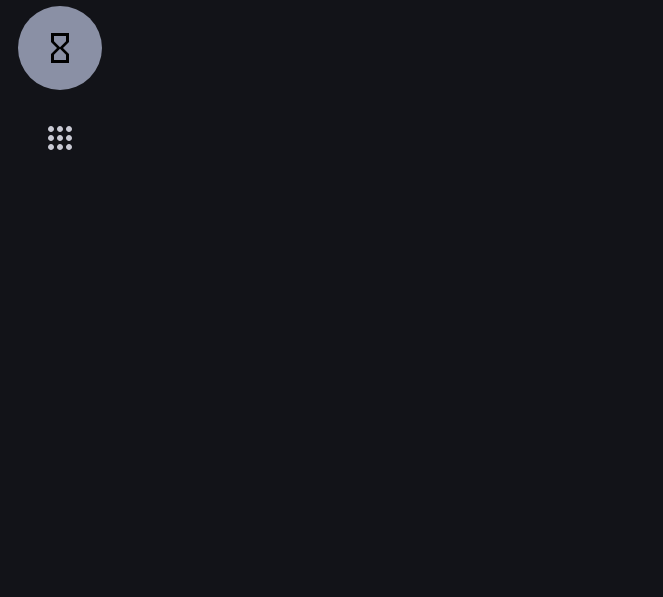
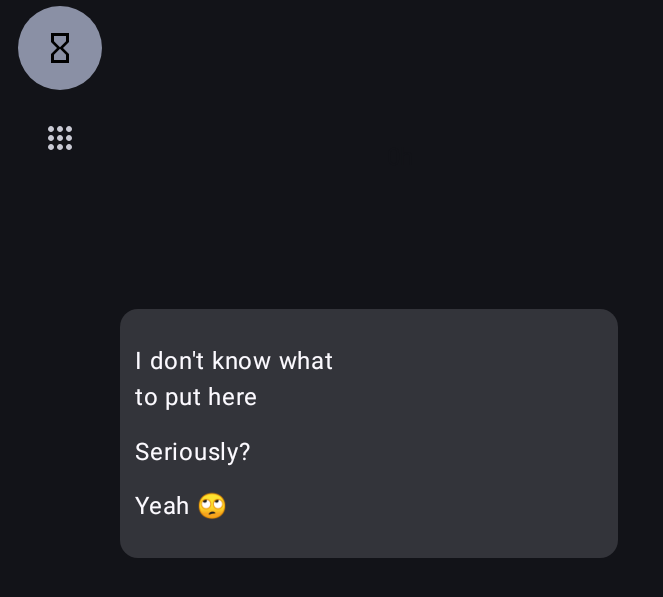
Before and after one commit to Sajeg/TimeTracker, an Android app built with Jetpack Compose: the ViewData screen opened through its navigation route, on a phone screen of 824 x 412 dp (held sideways). Shown: the top 597 px of the screen, without its empty margins (0-663 px from the left). Run offline under Robolectric (Android 15) with nearby library versions, the phone set to English and light mode, and no system bars; our stand-ins replace Room's generated code; libraries missing offline, so code that uses them is left out: com.bumptech.glide.

Commit message:
Added a pie chart

```diff
--- a/app/src/main/java/com/sajeg/timetracker/classes/PlottingData.kt
+++ b/app/src/main/java/com/sajeg/timetracker/classes/PlottingData.kt
@@ -6,6 +6,6 @@ data class PlottingData(
 )
 
 data class PieChartPlottingData(
-    val packageName: String,
-    val amount: Int
+    val displayName: String,
+    val amount: Long
 )
--- /dev/null
+++ b/app/src/main/java/com/sajeg/timetracker/composables/PieChart.kt
@@ -0,0 +1,110 @@
+package com.sajeg.timetracker.composables
+
+import androidx.compose.foundation.Canvas
+import androidx.compose.foundation.layout.Box
+import androidx.compose.foundation.layout.fillMaxSize
+import androidx.compose.foundation.layout.padding
+import androidx.compose.material3.MaterialTheme
+import androidx.compose.runtime.Composable
+import androidx.compose.ui.Modifier
+import androidx.compose.ui.geometry.Offset
+import androidx.compose.ui.geometry.Size
+import androidx.compose.ui.graphics.Color
+import androidx.compose.ui.text.TextStyle
+import androidx.compose.ui.text.drawText
+import androidx.compose.ui.text.rememberTextMeasurer
+import androidx.compose.ui.text.style.TextAlign
+import androidx.compose.ui.unit.dp
+import androidx.compose.ui.unit.sp
+import com.sajeg.timetracker.classes.PieChartPlottingData
+import kotlin.math.cos
+import kotlin.math.sin
+
+@Composable
+fun PieChart(modifier: Modifier, vararg data: PieChartPlottingData) {
+    Box(
+        modifier = modifier.padding(20.dp)
+    ) {
+        val textMeasurer = rememberTextMeasurer()
+        val textColor = MaterialTheme.colorScheme.background
+        Canvas(modifier = Modifier.fillMaxSize()) {
+            val colors = listOf<Color>(
+                Color(0xFFA09ABC),
+                Color(0xFFB6A6CA),
+                Color(0xFFD5CFE1),
+                Color(0xFFE1DEE9),
+                Color(0xFFD4BEBE)
+            )
+            val dataList = data.toList().sortedByDescending { it.amount }
+            var totalAmount = data.sumOf { it.amount }
+            var i = 0
+            var startAngle = -90f
+            var chartClosed = false
+
+            for (usage in dataList) {
+                var sweepAngle = usage.amount / totalAmount.toFloat()
+                sweepAngle = sweepAngle * 360f
+
+                val radius = 600f / 2f
+                val middleAngle = (startAngle + sweepAngle / 2) * (Math.PI / 180f)
+                val x = center.x + (radius * 0.8f * cos(middleAngle)).toFloat()
+                val y = center.y + (radius * 0.8f * sin(middleAngle)).toFloat()
+                if (i < 4 && sweepAngle > 20) {
+                    val textSize = textMeasurer.measure(usage.displayName).size
+                    drawArc(
+                        color = colors[i],
+                        startAngle = startAngle,
+                        sweepAngle = sweepAngle,
+                        useCenter = true,
+                        topLeft = Offset(center.x - (size.height / 2), 0f),
+                        size = Size(size.height, size.height)
+                    )
+                    drawText(
+                        textMeasurer = textMeasurer,
+                        text = usage.displayName,
+                        topLeft = Offset(x - (textSize.width / 2), y - (textSize.height / 2)),
+                        style = TextStyle(
+                            color = textColor,
+                            fontSize = 16.sp,
+                            textAlign = TextAlign.Center
+                        )
+                    )
+                } else if ((i == 4 || sweepAngle < 21) && chartClosed == false) {
+                    val textSize = textMeasurer.measure("Others").size
+                    drawArc(
+                        color = colors[4],
+                        startAngle = startAngle,
+                        sweepAngle = 270f - startAngle,
+                        useCenter = true,
+                        topLeft = Offset(center.x - (size.height / 2), 0f),
+                        size = Size(size.height, size.height)
+                    )
+                    drawText(
+                        textMeasurer = textMeasurer,
+                        text = "Others",
+                        topLeft = Offset(x - (textSize.width / 2), y - (textSize.height / 2)),
+                        style = TextStyle(
+                            color = textColor,
+                            fontSize = 16.sp,
+                            textAlign = TextAlign.Center
+                        )
+                    )
+                    chartClosed = true
+                }
+                startAngle += sweepAngle
+                i += 1
+            }
+            val textSize = textMeasurer.measure(millisecondsToTimeString(totalAmount)).size
+            drawText(
+                textMeasurer = textMeasurer,
+                text = millisecondsToTimeString(totalAmount),
+                topLeft = Offset(center.x - (textSize.width / 2), center.y - (textSize.height / 2)),
+                style = TextStyle(
+                    color = textColor,
+                    fontSize = 16.sp,
+                    textAlign = TextAlign.Center
+                )
+            )
+        }
+    }
+}
--- a/app/src/main/java/com/sajeg/timetracker/database/Dao.kt
+++ b/app/src/main/java/com/sajeg/timetracker/database/Dao.kt
@@ -34,7 +34,7 @@ interface Dao {
     @Insert
     fun newEvent(vararg entity: EventEntity)
 
-    @Insert
+    @Insert(onConflict = OnConflictStrategy.Companion.REPLACE)
     fun newApp(entity: AppEntity)
 
     @Update
--- a/app/src/main/java/com/sajeg/timetracker/classes/DatabaseManager.kt
+++ b/app/src/main/java/com/sajeg/timetracker/database/DatabaseManager.kt
@@ -1,12 +1,9 @@
-package com.sajeg.timetracker.classes
+package com.sajeg.timetracker.database
 
 import android.annotation.SuppressLint
 import android.content.Context
 import android.database.Cursor
 import androidx.room.Room
-import com.sajeg.timetracker.database.AppEntity
-import com.sajeg.timetracker.database.Database
-import com.sajeg.timetracker.database.EventEntity
 import kotlinx.coroutines.CoroutineScope
 import kotlinx.coroutines.Dispatchers
 import kotlinx.coroutines.launch
--- a/app/src/main/java/com/sajeg/timetracker/screens/ViewData.kt
+++ b/app/src/main/java/com/sajeg/timetracker/screens/ViewData.kt
@@ -17,7 +17,6 @@ import androidx.compose.foundation.layout.width
 import androidx.compose.foundation.lazy.LazyColumn
 import androidx.compose.foundation.lazy.itemsIndexed
 import androidx.compose.foundation.shape.RoundedCornerShape
-import androidx.compose.material3.Button
 import androidx.compose.material3.Card
 import androidx.compose.material3.Icon
 import androidx.compose.material3.MaterialTheme
@@ -28,8 +27,10 @@ import androidx.compose.runtime.Composable
 import androidx.compose.runtime.LaunchedEffect
 import androidx.compose.runtime.mutableStateListOf
 import androidx.compose.runtime.remember
+import androidx.compose.ui.Alignment
 import androidx.compose.ui.Modifier
 import androidx.compose.ui.draw.clip
+import androidx.compose.ui.graphics.toArgb
 import androidx.compose.ui.layout.ContentScale
 import androidx.compose.ui.platform.LocalContext
 import androidx.compose.ui.res.painterResource
@@ -40,10 +41,12 @@ import com.bumptech.glide.integration.compose.GlideImage
 import com.sajeg.timetracker.AppOverview
 import com.sajeg.timetracker.R
 import com.sajeg.timetracker.ViewData
-import com.sajeg.timetracker.classes.DatabaseManager
-import com.sajeg.timetracker.classes.UsageStatsFetcher
+import com.sajeg.timetracker.classes.PieChartPlottingData
+import com.sajeg.timetracker.classes.PlottingData
+import com.sajeg.timetracker.composables.PieChart
 import com.sajeg.timetracker.composables.millisecondsToTimeString
 import com.sajeg.timetracker.database.AppEntity
+import com.sajeg.timetracker.database.DatabaseManager
 import java.time.LocalDate
 import java.time.LocalDateTime
 import java.time.ZoneId
@@ -98,10 +101,50 @@ fun ViewData(navController: NavController) {
 @Composable
 fun LeftPart(modifier: Modifier) {
     val context = LocalContext.current
+    val dbManager = DatabaseManager(context)
+    val userZoneOffset = ZonedDateTime.now(ZoneId.systemDefault()).offset
+    val today = LocalDate.now()
+    val startTime =
+        LocalDateTime.of(today.year, today.month.value, today.dayOfMonth, 0, 0, 0)
+            .toEpochSecond(userZoneOffset)
+    var usage = remember { mutableStateListOf<PieChartPlottingData>() }
+    var appNames = remember { mutableStateListOf<AppEntity>() }
+    if (usage.isEmpty() && appNames.isEmpty()) {
+        LaunchedEffect(usage) {
+            dbManager.getAppNames { names ->
+                dbManager.getPlaytime(startTime, System.currentTimeMillis()) { playtime ->
+                    usage.clear()
+                    playtime.forEach { app ->
+                        val name = names.find { it.packageName == app.key }?.displayName ?: ""
+                        usage.add(PieChartPlottingData(name, app.value))
+                    }
+                }
+            }
+        }
+    }
     Column(
         modifier = modifier
     ) {
-//        PieChart(Modifier.fillMaxSize(), PieChartPlottingData("org.sajeg.timetracker", 485))
+        PieChart(
+            Modifier.fillMaxHeight(0.5f),
+            *usage.toTypedArray()
+        )
+        Card(
+            modifier = Modifier
+                .fillMaxSize()
+                .padding(end = 40.dp, bottom = 40.dp)
+        ) {
+            Column(
+                modifier = modifier
+                    .fillMaxSize()
+                    .padding(10.dp),
+                verticalArrangement = Arrangement.SpaceEvenly
+            ) {
+                Text("I don't know what to put here")
+                Text("Seriously?")
+                Text("Yeah \uD83D\uDE44")
+            }
+        }
     }
 }
 
@@ -130,7 +173,9 @@ fun RightPart(modifier: Modifier) {
             val dbManager = DatabaseManager(context)
             val userZoneOffset = ZonedDateTime.now(ZoneId.systemDefault()).offset
             val lastWeek = LocalDate.now().minusWeeks(1)
-            val startTime = LocalDateTime.of(lastWeek.year, lastWeek.month, lastWeek.dayOfMonth, 0, 0, 0).toEpochSecond(userZoneOffset)
+            val startTime =
+                LocalDateTime.of(lastWeek.year, lastWeek.month, lastWeek.dayOfMonth, 0, 0, 0)
+                    .toEpochSecond(userZoneOffset)
             dbManager.getPlaytime(startTime, System.currentTimeMillis()) { events ->
                 usageWeek.clear()
                 events.forEach { event ->
@@ -170,9 +215,8 @@ fun RightPart(modifier: Modifier) {
                         if (packageName == null) {
                             return@itemsIndexed
                         }
-                        val appInfo = packageManager.getApplicationInfo(packageName, 0)
                         val name = appNames.find { it.packageName == packageName }?.displayName
-                            ?: packageManager.getApplicationLabel(appInfo).toString()
+                            ?: ""
                         ListItem(
                             modifier,
                             packageName,
@@ -190,7 +234,7 @@ fun RightPart(modifier: Modifier) {
             )
             LazyColumn {
                 itemsIndexed(usageAllTime.toList()
-                        .sortedByDescending { it.second }) { index, (packageName, timeDiff) ->
+                    .sortedByDescending { it.second }) { index, (packageName, timeDiff) ->
                     if (packageName == null) {
                         return@itemsIndexed
                     }
```
Also changed, not shown: app/src/main/java/com/sajeg/timetracker/classes/NameDownloader.kt (+9 -9 lines), app/src/main/java/com/sajeg/timetracker/classes/UsageStatsFetcher.kt (+1 -8 lines), app/src/main/java/com/sajeg/timetracker/screens/AppOverview.kt (+0 -7 lines), app/src/main/java/com/sajeg/timetracker/screens/Setup.kt (+22 -1 lines).
